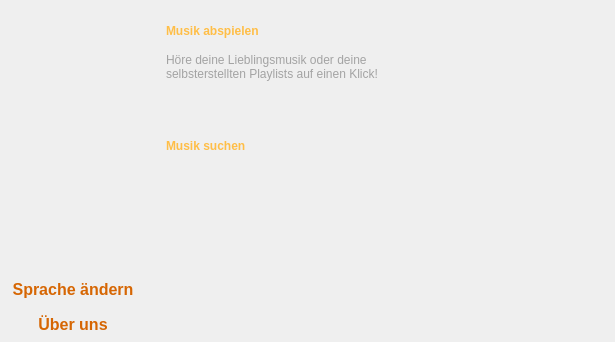
Qt form mainwindow.ui (xxmicloxx/GSPlayerQT) before a commit.
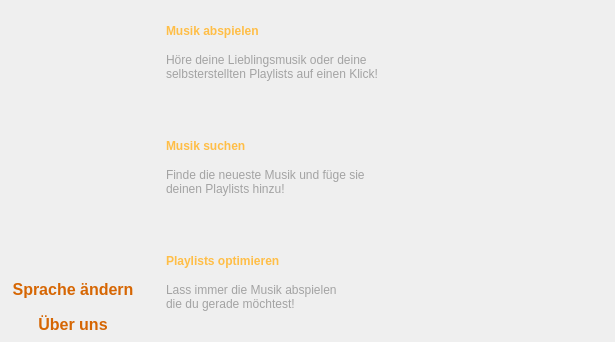
The same form after that commit. Icons and pictures are not drawn.

What changed in the file:
```diff
--- a/mainwindow.ui
+++ b/mainwindow.ui
@@ -97,24 +97,35 @@
 }
 
 #lblBtn1Caption {
-font: 16pt &quot;Arial&quot;;
+font: 16px &quot;Arial&quot;;
 font-weight: bold;
 color: rgb(255, 190, 71);
 }
 
 #lblBtn1Message {
-font: 14pt &quot;Arial&quot;;
+font: 14px &quot;Arial&quot;;
 color: rgb(163, 163, 163);
 }
 
 #lblBtn2Caption {
-font: 16pt &quot;Arial&quot;;
+font: 16px &quot;Arial&quot;;
 font-weight: bold;
 color: rgb(255, 190, 71);
 }
 
 #lblBtn2Message {
-font: 14pt &quot;Arial&quot;;
+font: 14px &quot;Arial&quot;;
+color: rgb(163, 163, 163);
+}
+
+#lblBtn3Caption {
+font: 16px &quot;Arial&quot;;
+font-weight: bold;
+color: rgb(255, 190, 71);
+}
+
+#lblBtn3Message {
+font: 14px &quot;Arial&quot;;
 color: rgb(163, 163, 163);
 }</string>
   </property>
@@ -264,6 +275,47 @@
      <string>Musik suchen</string>
     </property>
    </widget>
+   <widget class="QLabel" name="lblBtn2Message">
+    <property name="geometry">
+     <rect>
+      <x>166</x>
+      <y>165</y>
+      <width>241</width>
+      <height>33</height>
+     </rect>
+    </property>
+    <property name="text">
+     <string>Finde die neueste Musik und füge sie
+deinen Playlists hinzu!</string>
+    </property>
+   </widget>
+   <widget class="QLabel" name="lblBtn3Caption">
+    <property name="geometry">
+     <rect>
+      <x>166</x>
+      <y>252</y>
+      <width>152</width>
+      <height>18</height>
+     </rect>
+    </property>
+    <property name="text">
+     <string>Playlists optimieren</string>
+    </property>
+   </widget>
+   <widget class="QLabel" name="lblBtn3Message">
+    <property name="geometry">
+     <rect>
+      <x>166</x>
+      <y>280</y>
+      <width>200</width>
+      <height>33</height>
+     </rect>
+    </property>
+    <property name="text">
+     <string>Lass immer die Musik abspielen
+die du gerade möchtest!</string>
+    </property>
+   </widget>
   </widget>
  </widget>
  <resources>
```
